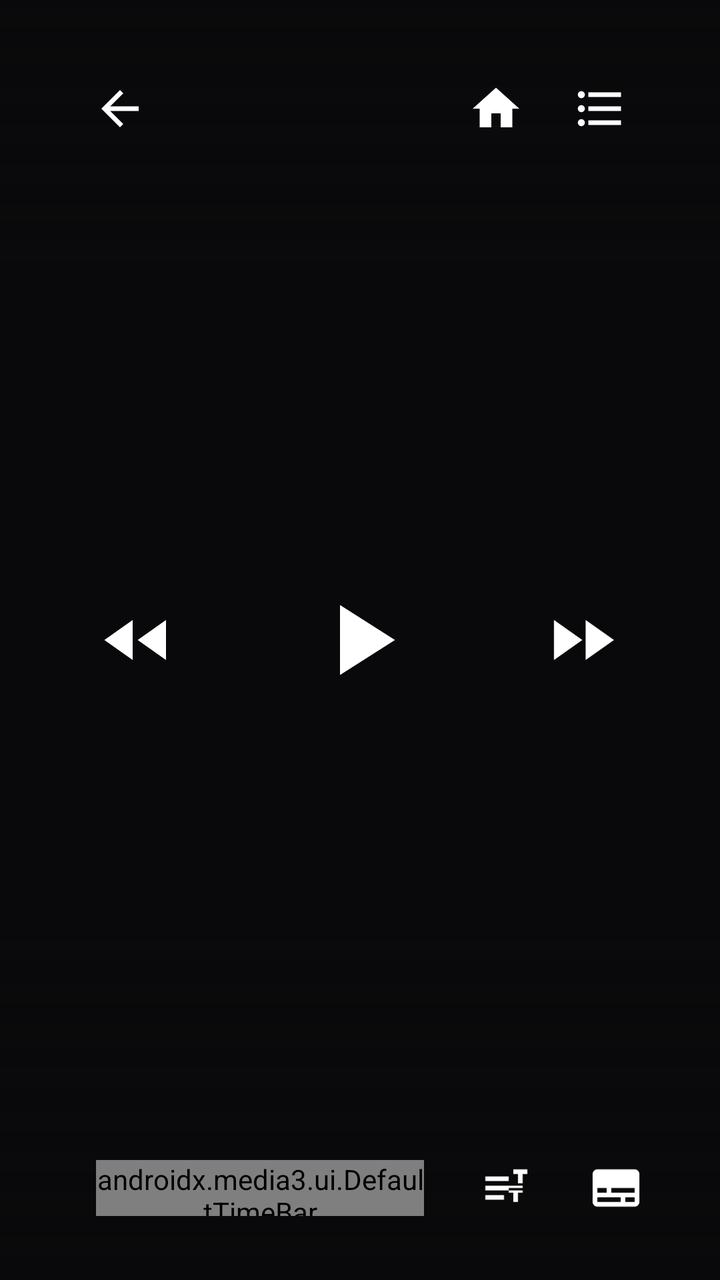
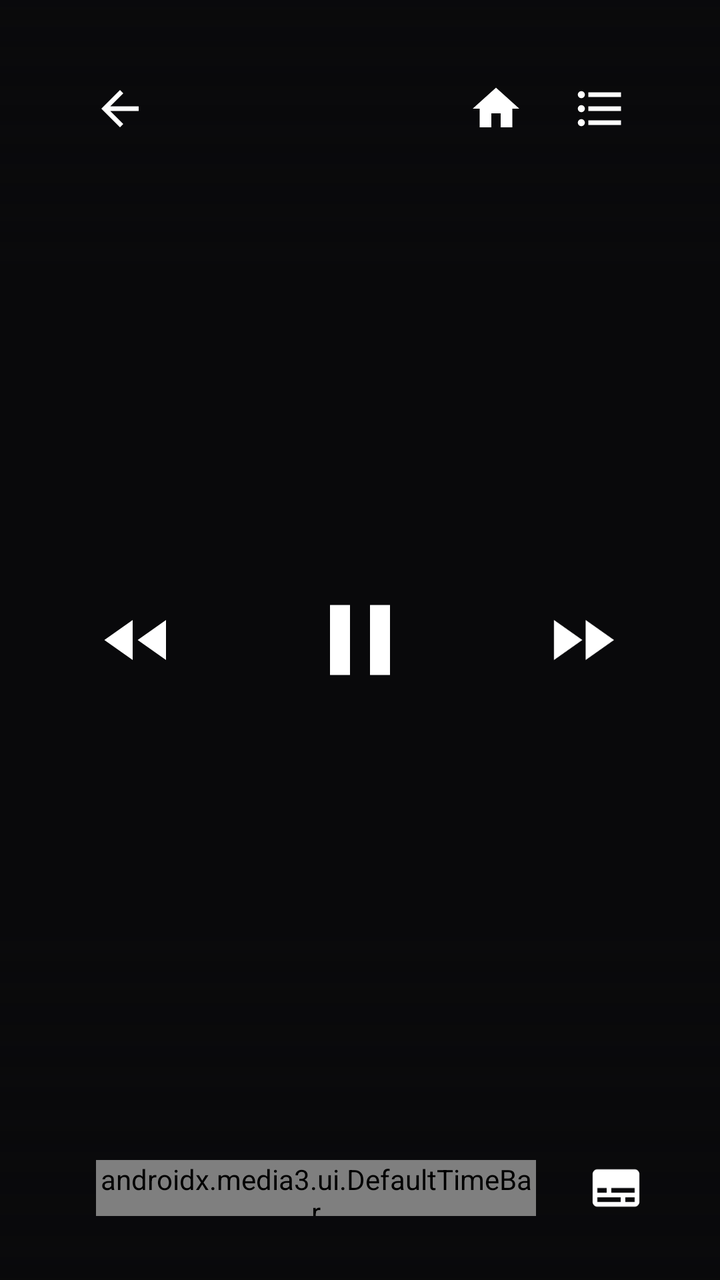

The first picture is an Android layout as it rendered before a commit; the second is the same layout after the commit. The layout source and the unified diff follow.
<!-- AndroidManifest.xml: application theme Theme.KisskhTv -->
<!-- res/layout/kh_player_controls.xml -->
<?xml version="1.0" encoding="utf-8"?>
<FrameLayout xmlns:android="http://schemas.android.com/apk/res/android"
    xmlns:app="http://schemas.android.com/apk/res-auto"
    android:layout_width="match_parent"
    android:layout_height="match_parent">

    <View
        android:layout_width="match_parent"
        android:layout_height="140dp"
        android:layout_gravity="top"
        android:background="@drawable/kh_player_top_scrim" />

    <View
        android:layout_width="match_parent"
        android:layout_height="180dp"
        android:layout_gravity="bottom"
        android:background="@drawable/kh_player_bottom_scrim" />

    <LinearLayout
        android:layout_width="match_parent"
        android:layout_height="wrap_content"
        android:layout_gravity="top|start"
        android:gravity="center_vertical"
        android:orientation="horizontal"
        android:paddingStart="36dp"
        android:paddingTop="28dp"
        android:paddingEnd="36dp">

        <ImageButton
            android:id="@+id/kh_player_back"
            android:layout_width="48dp"
            android:layout_height="48dp"
            android:background="@drawable/kh_player_focus"
            android:contentDescription="@string/player_back"
            android:nextFocusDown="@id/exo_rew"
            android:padding="10dp"
            android:scaleType="fitCenter"
            android:src="@drawable/ic_player_back" />

        <LinearLayout
            android:layout_width="0dp"
            android:layout_height="wrap_content"
            android:layout_marginStart="8dp"
            android:layout_marginEnd="8dp"
            android:layout_weight="1"
            android:orientation="vertical">

            <TextView
                android:id="@+id/kh_player_title"
                android:layout_width="match_parent"
                android:layout_height="wrap_content"
                android:ellipsize="end"
                android:fontFamily="sans-serif-medium"
                android:maxLines="1"
                android:textColor="#F5F5F7"
                android:textSize="22sp" />

            <TextView
                android:id="@+id/kh_player_label"
                android:layout_width="match_parent"
                android:layout_height="wrap_content"
                android:layout_marginTop="2dp"
                android:ellipsize="end"
                android:fontFamily="sans-serif"
                android:maxLines="1"
                android:textColor="#B5B5BF"
                android:textSize="16sp" />
        </LinearLayout>

        <ImageButton
            android:id="@+id/kh_player_home"
            android:layout_width="48dp"
            android:layout_height="48dp"
            android:background="@drawable/kh_player_focus"
            android:contentDescription="@string/player_home"
            android:nextFocusDown="@id/exo_play"
            android:padding="10dp"
            android:scaleType="fitCenter"
            android:src="@drawable/ic_player_home" />

        <ImageButton
            android:id="@+id/kh_player_episodes"
            android:layout_width="48dp"
            android:layout_height="48dp"
            android:layout_marginStart="4dp"
            android:background="@drawable/kh_player_focus"
            android:contentDescription="@string/player_episodes"
            android:nextFocusDown="@id/exo_ffwd"
            android:padding="10dp"
            android:scaleType="fitCenter"
            android:src="@drawable/ic_player_episodes" />
    </LinearLayout>

    <LinearLayout
        android:id="@+id/exo_center_controls"
        android:layout_width="wrap_content"
        android:layout_height="wrap_content"
        android:layout_gravity="center"
        android:gravity="center"
        android:orientation="horizontal">

        <ImageButton
            android:id="@+id/exo_rew"
            android:layout_width="72dp"
            android:layout_height="72dp"
            android:background="@drawable/kh_player_focus"
            android:contentDescription="@string/player_rewind"
            android:nextFocusDown="@id/exo_progress"
            android:nextFocusUp="@id/kh_player_back"
            android:padding="16dp"
            android:scaleType="fitCenter"
            android:src="@drawable/ic_player_rew" />

        <FrameLayout
            android:layout_width="96dp"
            android:layout_height="96dp"
            android:layout_marginStart="28dp"
            android:layout_marginEnd="28dp">

            <ImageButton
                android:id="@+id/exo_play"
                android:layout_width="match_parent"
                android:layout_height="match_parent"
                android:background="@drawable/kh_player_focus"
                android:contentDescription="@string/player_play"
                android:nextFocusDown="@id/exo_progress"
                android:nextFocusUp="@id/kh_player_home"
                android:padding="18dp"
                android:scaleType="fitCenter"
                android:src="@drawable/ic_player_play" />

            <ImageButton
                android:id="@+id/exo_pause"
                android:layout_width="match_parent"
                android:layout_height="match_parent"
                android:background="@drawable/kh_player_focus"
                android:contentDescription="@string/player_pause"
                android:nextFocusDown="@id/exo_progress"
                android:padding="18dp"
                android:scaleType="fitCenter"
                android:src="@drawable/ic_player_pause"
                android:visibility="gone" />
        </FrameLayout>

        <ImageButton
            android:id="@+id/exo_ffwd"
            android:layout_width="72dp"
            android:layout_height="72dp"
            android:background="@drawable/kh_player_focus"
            android:contentDescription="@string/player_forward"
            android:nextFocusDown="@id/exo_progress"
            android:nextFocusUp="@id/kh_player_episodes"
            android:padding="16dp"
            android:scaleType="fitCenter"
            android:src="@drawable/ic_player_ffwd" />
    </LinearLayout>

    <LinearLayout
        android:id="@+id/exo_bottom_bar"
        android:layout_width="match_parent"
        android:layout_height="wrap_content"
        android:layout_gravity="bottom"
        android:gravity="center_vertical"
        android:orientation="horizontal"
        android:paddingStart="36dp"
        android:paddingEnd="28dp"
        android:paddingBottom="22dp">

        <TextView
            android:id="@+id/exo_position"
            android:layout_width="wrap_content"
            android:layout_height="wrap_content"
            android:fontFamily="sans-serif"
            android:textColor="#F5F5F7"
            android:textSize="14sp" />

        <androidx.media3.ui.DefaultTimeBar
            android:id="@+id/exo_progress"
            android:layout_width="0dp"
            android:layout_height="28dp"
            android:layout_marginStart="12dp"
            android:layout_marginEnd="12dp"
            android:layout_weight="1"
            android:nextFocusUp="@id/exo_play"
            app:bar_height="4dp"
            app:buffered_color="#66FFFFFF"
            app:played_color="#F52236"
            app:scrubber_color="#F52236"
            app:scrubber_disabled_size="0dp"
            app:scrubber_dragged_size="16dp"
            app:scrubber_enabled_size="14dp"
            app:unplayed_color="#33FFFFFF" />

        <TextView
            android:id="@+id/exo_duration"
            android:layout_width="wrap_content"
            android:layout_height="wrap_content"
            android:fontFamily="sans-serif"
            android:textColor="#B5B5BF"
            android:textSize="14sp" />

        <ImageButton
            android:id="@+id/kh_player_prev"
            android:layout_width="48dp"
            android:layout_height="48dp"
            android:layout_marginStart="8dp"
            android:background="@drawable/kh_player_focus"
            android:contentDescription="@string/player_prev"
            android:nextFocusUp="@id/exo_play"
            android:padding="10dp"
            android:scaleType="fitCenter"
            android:src="@drawable/ic_player_prev"
            android:visibility="gone" />

        <ImageButton
            android:id="@+id/kh_player_next"
            android:layout_width="48dp"
            android:layout_height="48dp"
            android:layout_marginStart="8dp"
            android:background="@drawable/kh_player_focus"
            android:contentDescription="@string/player_next"
            android:nextFocusUp="@id/exo_play"
            android:padding="10dp"
            android:scaleType="fitCenter"
            android:src="@drawable/ic_player_next"
            android:visibility="gone" />

        <ImageButton
            android:id="@+id/kh_player_servers"
            android:layout_width="48dp"
            android:layout_height="48dp"
            android:layout_marginStart="8dp"
            android:background="@drawable/kh_player_focus"
            android:contentDescription="@string/player_servers"
            android:nextFocusUp="@id/exo_play"
            android:padding="10dp"
            android:scaleType="fitCenter"
            android:src="@drawable/ic_player_servers"
            android:visibility="gone" />

        <ImageButton
            android:id="@+id/kh_player_tracks"
            android:layout_width="48dp"
            android:layout_height="48dp"
            android:layout_marginStart="4dp"
            android:background="@drawable/kh_player_focus"
            android:contentDescription="@string/player_tracks"
            android:nextFocusUp="@id/exo_play"
            android:padding="10dp"
            android:scaleType="fitCenter"
            android:src="@drawable/ic_player_tracks" />

        <ImageButton
            android:id="@+id/exo_subtitle"
            android:layout_width="48dp"
            android:layout_height="48dp"
            android:layout_marginStart="8dp"
            android:background="@drawable/kh_player_focus"
            android:contentDescription="@string/player_subtitles"
            android:nextFocusUp="@id/exo_play"
            android:padding="10dp"
            android:scaleType="fitCenter"
            android:src="@drawable/ic_player_sub" />
    </LinearLayout>
</FrameLayout>
<!-- resources referenced by this layout -->
<resources>
  <!-- drawable ic_player_home (drawable) -->
  <?xml version="1.0" encoding="utf-8"?>
  <vector xmlns:android="http://schemas.android.com/apk/res/android"
      android:width="28dp"
      android:height="28dp"
      android:viewportWidth="24"
      android:viewportHeight="24">
      <path
          android:fillColor="#FFFFFFFF"
          android:pathData="M10,20v-6h4v6h5v-8h3L12,3 2,12h3v8z" />
  </vector>
  <!-- drawable ic_player_next (drawable) -->
  <?xml version="1.0" encoding="utf-8"?>
  <vector xmlns:android="http://schemas.android.com/apk/res/android"
      android:width="28dp"
      android:height="28dp"
      android:viewportWidth="24"
      android:viewportHeight="24">
      <path
          android:fillColor="#FFFFFFFF"
          android:pathData="M6,18l8.5,-6L6,6v12zM16,6v12h2V6h-2z" />
  </vector>
  <!-- drawable ic_player_pause (drawable) -->
  <?xml version="1.0" encoding="utf-8"?>
  <vector xmlns:android="http://schemas.android.com/apk/res/android"
      android:width="48dp"
      android:height="48dp"
      android:viewportWidth="24"
      android:viewportHeight="24">
      <path
          android:fillColor="#FFFFFFFF"
          android:pathData="M6,5h4v14H6zM14,5h4v14h-4z" />
  </vector>
  <!-- drawable ic_player_play (drawable) -->
  <?xml version="1.0" encoding="utf-8"?>
  <vector xmlns:android="http://schemas.android.com/apk/res/android"
      android:width="48dp"
      android:height="48dp"
      android:viewportWidth="24"
      android:viewportHeight="24">
      <path
          android:fillColor="#FFFFFFFF"
          android:pathData="M8,5v14l11,-7z" />
  </vector>
  <!-- drawable ic_player_prev (drawable) -->
  <?xml version="1.0" encoding="utf-8"?>
  <vector xmlns:android="http://schemas.android.com/apk/res/android"
      android:width="28dp"
      android:height="28dp"
      android:viewportWidth="24"
      android:viewportHeight="24">
      <path
          android:fillColor="#FFFFFFFF"
          android:pathData="M6,6h2v12H6zM9.5,12l8.5,6V6z" />
  </vector>
  <!-- drawable ic_player_tracks (drawable) -->
  <?xml version="1.0" encoding="utf-8"?>
  <vector xmlns:android="http://schemas.android.com/apk/res/android"
      android:width="28dp"
      android:height="28dp"
      android:viewportWidth="24"
      android:viewportHeight="24">
      <path
          android:fillColor="#FFFFFFFF"
          android:pathData="M4,7h10v2H4zM16,6h2v4h2V6h2V4h-6zM4,11h16v2H4zM4,15h8v2H4zM14,14h2v4h2v-4h2v-2h-6z" />
  </vector>
  <!-- drawable kh_player_bottom_scrim (drawable) -->
  <?xml version="1.0" encoding="utf-8"?>
  <shape xmlns:android="http://schemas.android.com/apk/res/android">
      <gradient
          android:angle="270"
          android:endColor="#F209090B"
          android:startColor="#00000000" />
  </shape>
  <!-- drawable kh_player_top_scrim (drawable) -->
  <?xml version="1.0" encoding="utf-8"?>
  <shape xmlns:android="http://schemas.android.com/apk/res/android">
      <gradient
          android:angle="270"
          android:endColor="#00000000"
          android:startColor="#CC09090B" />
  </shape>
  <string name="player_back">Back</string>
  <string name="player_episodes">Episodes</string>
  <string name="player_forward">Forward 10 seconds</string>
  <string name="player_home">Home</string>
  <string name="player_next">Next episode</string>
  <string name="player_pause">Pause</string>
  <string name="player_play">Play</string>
  <string name="player_prev">Previous episode</string>
  <string name="player_rewind">Rewind 10 seconds</string>
  <string name="player_servers">Servers</string>
  <string name="player_subtitles">Subtitles</string>
  <string name="player_tracks">Audio, subtitles and quality</string>
  <style name="Theme.KisskhTv" parent="@android:style/Theme.DeviceDefault.NoActionBar">
          <item name="android:windowBackground">@color/kh_background</item>
      </style>
  <color name="kh_background">#09090B</color>
  <!-- unchanged entries left out for length: 7 -->
</resources>

<!-- the commit's change to res/layout/kh_player_controls.xml (unified diff, before → after) -->
@@ -73,7 +73,7 @@
             android:layout_height="48dp"
             android:background="@drawable/kh_player_focus"
             android:contentDescription="@string/player_home"
-            android:nextFocusDown="@id/exo_play"
+            android:nextFocusDown="@id/exo_play_pause"
             android:padding="10dp"
             android:scaleType="fitCenter"
             android:src="@drawable/ic_player_home" />
@@ -111,36 +111,20 @@
             android:scaleType="fitCenter"
             android:src="@drawable/ic_player_rew" />
 
-        <FrameLayout
+        
+        <ImageButton
+            android:id="@+id/exo_play_pause"
             android:layout_width="96dp"
             android:layout_height="96dp"
             android:layout_marginStart="28dp"
-            android:layout_marginEnd="28dp">
-
-            <ImageButton
-                android:id="@+id/exo_play"
-                android:layout_width="match_parent"
-                android:layout_height="match_parent"
-                android:background="@drawable/kh_player_focus"
-                android:contentDescription="@string/player_play"
-                android:nextFocusDown="@id/exo_progress"
-                android:nextFocusUp="@id/kh_player_home"
-                android:padding="18dp"
-                android:scaleType="fitCenter"
-                android:src="@drawable/ic_player_play" />
-
-            <ImageButton
-                android:id="@+id/exo_pause"
-                android:layout_width="match_parent"
-                android:layout_height="match_parent"
-                android:background="@drawable/kh_player_focus"
-                android:contentDescription="@string/player_pause"
-                android:nextFocusDown="@id/exo_progress"
-                android:padding="18dp"
-                android:scaleType="fitCenter"
-                android:src="@drawable/ic_player_pause"
-                android:visibility="gone" />
-        </FrameLayout>
+            android:layout_marginEnd="28dp"
+            android:background="@drawable/kh_player_focus"
+            android:contentDescription="@string/player_play"
+            android:nextFocusDown="@id/exo_progress"
+            android:nextFocusUp="@id/kh_player_home"
+            android:padding="18dp"
+            android:scaleType="fitCenter"
+            android:src="@drawable/ic_player_pause" />
 
         <ImageButton
             android:id="@+id/exo_ffwd"
@@ -181,7 +165,7 @@
             android:layout_marginStart="12dp"
             android:layout_marginEnd="12dp"
             android:layout_weight="1"
-            android:nextFocusUp="@id/exo_play"
+            android:nextFocusUp="@id/exo_play_pause"
             app:bar_height="4dp"
             app:buffered_color="#66FFFFFF"
             app:played_color="#F52236"
@@ -206,7 +190,7 @@
             android:layout_marginStart="8dp"
             android:background="@drawable/kh_player_focus"
             android:contentDescription="@string/player_prev"
-            android:nextFocusUp="@id/exo_play"
+            android:nextFocusUp="@id/exo_play_pause"
             android:padding="10dp"
             android:scaleType="fitCenter"
             android:src="@drawable/ic_player_prev"
@@ -219,7 +203,7 @@
             android:layout_marginStart="8dp"
             android:background="@drawable/kh_player_focus"
             android:contentDescription="@string/player_next"
-            android:nextFocusUp="@id/exo_play"
+            android:nextFocusUp="@id/exo_play_pause"
             android:padding="10dp"
             android:scaleType="fitCenter"
             android:src="@drawable/ic_player_next"
@@ -232,7 +216,7 @@
             android:layout_marginStart="8dp"
             android:background="@drawable/kh_player_focus"
             android:contentDescription="@string/player_servers"
-            android:nextFocusUp="@id/exo_play"
+            android:nextFocusUp="@id/exo_play_pause"
             android:padding="10dp"
             android:scaleType="fitCenter"
             android:src="@drawable/ic_player_servers"
@@ -245,19 +229,7 @@
             android:layout_marginStart="4dp"
             android:background="@drawable/kh_player_focus"
             android:contentDescription="@string/player_tracks"
-            android:nextFocusUp="@id/exo_play"
-            android:padding="10dp"
-            android:scaleType="fitCenter"
-            android:src="@drawable/ic_player_tracks" />
-
-        <ImageButton
-            android:id="@+id/exo_subtitle"
-            android:layout_width="48dp"
-            android:layout_height="48dp"
-            android:layout_marginStart="8dp"
-            android:background="@drawable/kh_player_focus"
-            android:contentDescription="@string/player_subtitles"
-            android:nextFocusUp="@id/exo_play"
+            android:nextFocusUp="@id/exo_play_pause"
             android:padding="10dp"
             android:scaleType="fitCenter"
             android:src="@drawable/ic_player_sub" />
<!-- resource entries referenced after the edit -->
@@ -33,17 +33,6 @@
           android:fillColor="#FFFFFFFF"
           android:pathData="M6,5h4v14H6zM14,5h4v14h-4z" />
   </vector>
-  <!-- drawable ic_player_play (drawable) -->
-  <?xml version="1.0" encoding="utf-8"?>
-  <vector xmlns:android="http://schemas.android.com/apk/res/android"
-      android:width="48dp"
-      android:height="48dp"
-      android:viewportWidth="24"
-      android:viewportHeight="24">
-      <path
-          android:fillColor="#FFFFFFFF"
-          android:pathData="M8,5v14l11,-7z" />
-  </vector>
   <!-- drawable ic_player_prev (drawable) -->
   <?xml version="1.0" encoding="utf-8"?>
   <vector xmlns:android="http://schemas.android.com/apk/res/android"
@@ -54,17 +43,6 @@
       <path
           android:fillColor="#FFFFFFFF"
           android:pathData="M6,6h2v12H6zM9.5,12l8.5,6V6z" />
-  </vector>
-  <!-- drawable ic_player_tracks (drawable) -->
-  <?xml version="1.0" encoding="utf-8"?>
-  <vector xmlns:android="http://schemas.android.com/apk/res/android"
-      android:width="28dp"
-      android:height="28dp"
-      android:viewportWidth="24"
-      android:viewportHeight="24">
-      <path
-          android:fillColor="#FFFFFFFF"
-          android:pathData="M4,7h10v2H4zM16,6h2v4h2V6h2V4h-6zM4,11h16v2H4zM4,15h8v2H4zM14,14h2v4h2v-4h2v-2h-6z" />
   </vector>
   <!-- drawable kh_player_bottom_scrim (drawable) -->
   <?xml version="1.0" encoding="utf-8"?>
@@ -87,13 +65,11 @@
   <string name="player_forward">Forward 10 seconds</string>
   <string name="player_home">Home</string>
   <string name="player_next">Next episode</string>
-  <string name="player_pause">Pause</string>
   <string name="player_play">Play</string>
   <string name="player_prev">Previous episode</string>
   <string name="player_rewind">Rewind 10 seconds</string>
   <string name="player_servers">Servers</string>
-  <string name="player_subtitles">Subtitles</string>
-  <string name="player_tracks">Audio, subtitles and quality</string>
+  <string name="player_tracks">Audio and subtitles</string>
   <style name="Theme.KisskhTv" parent="@android:style/Theme.DeviceDefault.NoActionBar">
           <item name="android:windowBackground">@color/kh_background</item>
       </style>
